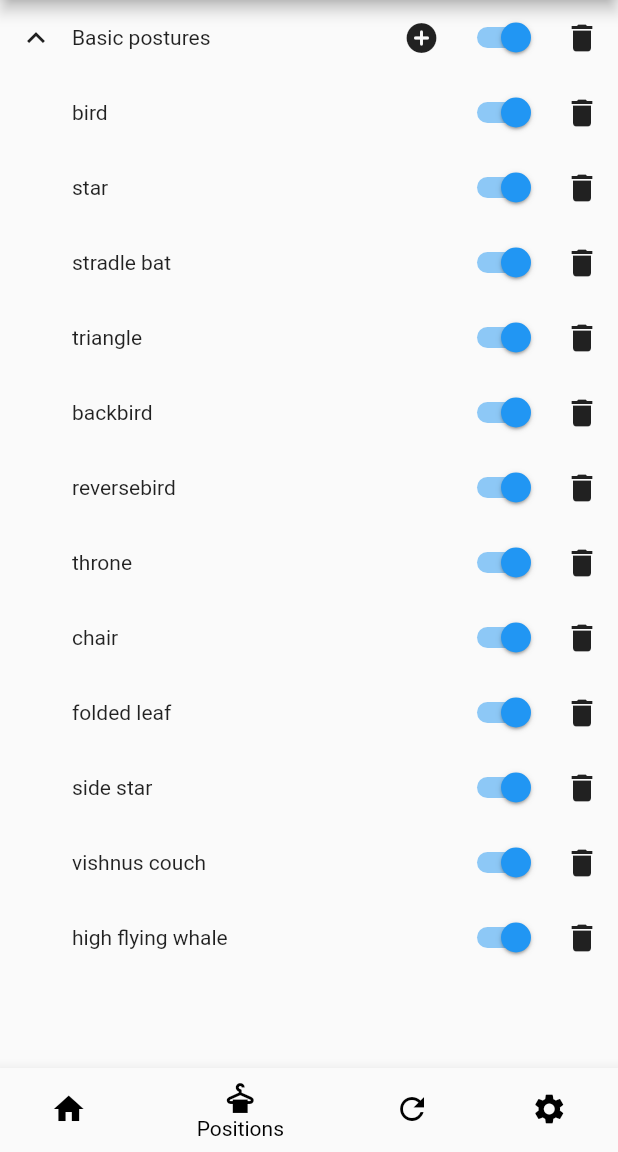
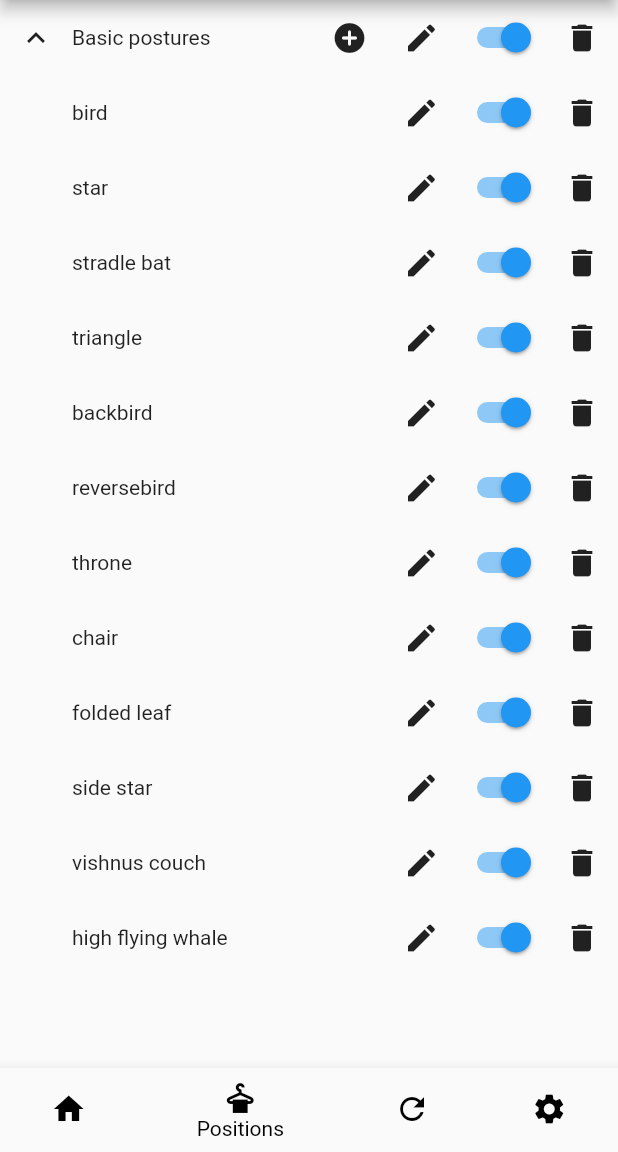
Before and after one commit to AlexanderSambale/Acroulette, a Flutter app: the screen it shows after launch, item 2 of the bottom bar chosen, on a phone screen of 412 x 824 dp, the part 84-1236 px from its top. Run offline on Flutter 3.47's test engine with Material 2 defaults, Android fonts, the phone set to English and light mode, and no system bars; our stand-ins replace bloc, equatable, flutter_bloc, flutter_tts, objectbox; missing offline and left inert: vosk_flutter_plugin; generated files the repository leaves out were written again.

Commit message:
Add edit IconButton

```diff
--- a/lib/components/posture_tree/posture_category_item.dart
+++ b/lib/components/posture_tree/posture_category_item.dart
@@ -55,6 +55,11 @@ class PostureCategoryItem extends StatelessWidget {
                 });
               },
             ),
+            IconButton(
+              icon: const Icon(Icons.edit),
+              tooltip: 'Edit position',
+              onPressed: () => onEditClick(true, categoryLabel),
+            ),
             Switch(
               value: isSwitched,
               onChanged: enabled ? onChanged : null,
--- a/lib/components/posture_tree/posture_list_item.dart
+++ b/lib/components/posture_tree/posture_list_item.dart
@@ -26,6 +26,11 @@ class PostureListItem extends StatelessWidget {
           children: [
             Center(child: Text(postureLabel)),
             const Spacer(),
+            IconButton(
+              icon: const Icon(Icons.edit),
+              tooltip: 'Edit position',
+              onPressed: () => onEditClick(false, postureLabel),
+            ),
             Switch(
               value: isSwitched,
               onChanged: enabled ? onChanged : null,
```
